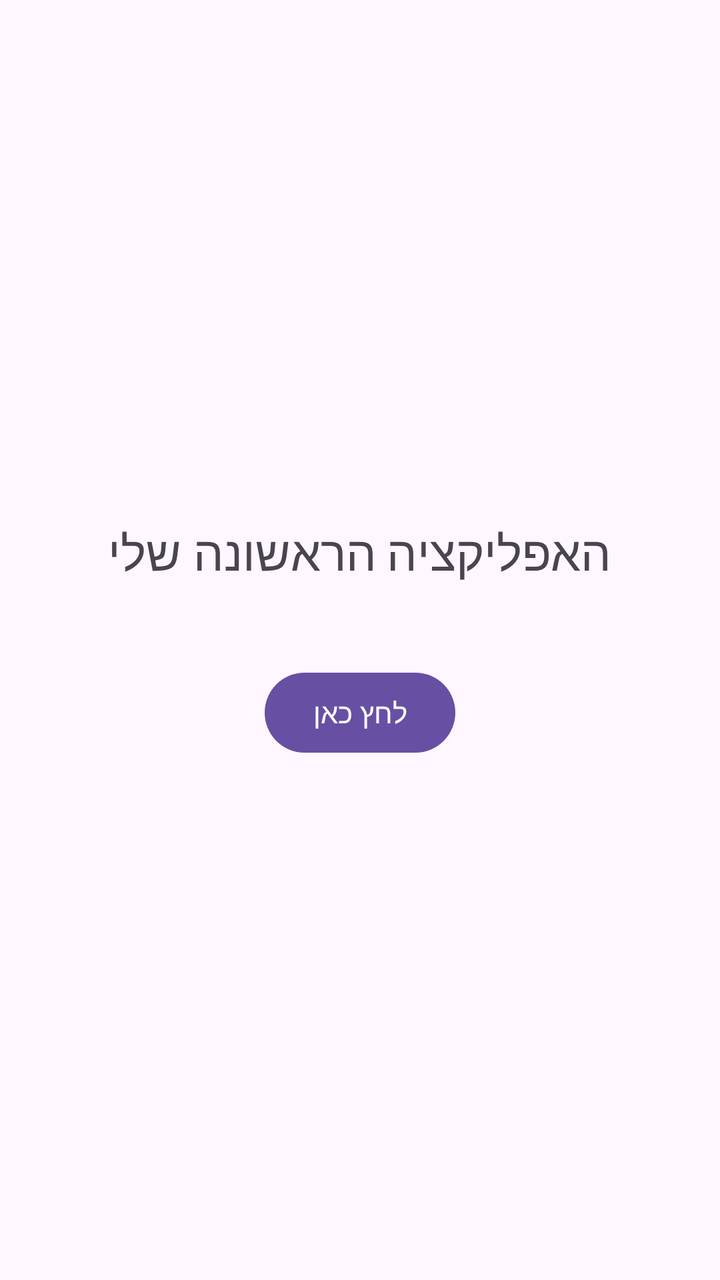
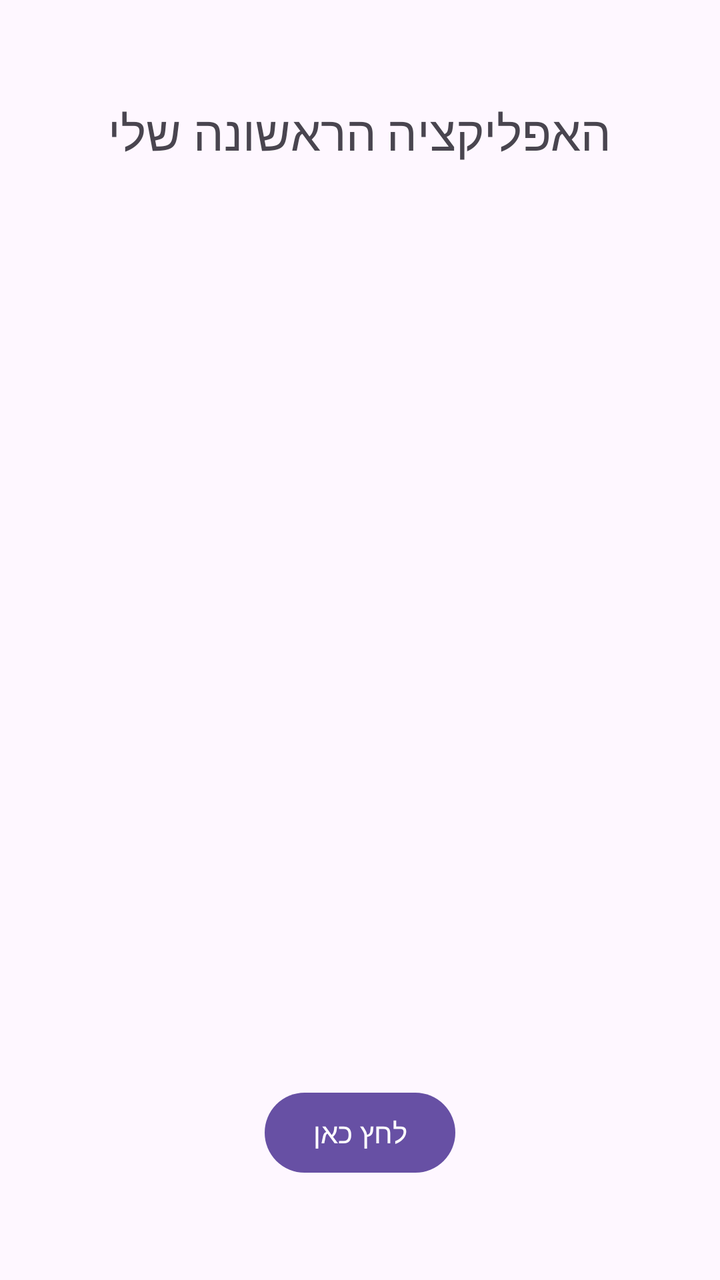

Two renders of the same Android screen: before a commit and after it. Below are the layout's source before the change and the commit's diff.
<!-- AndroidManifest.xml: application theme Theme.MyApplication -->
<!-- res/layout/activity_main.xml -->
<?xml version="1.0" encoding="utf-8"?>
<LinearLayout xmlns:android="http://schemas.android.com/apk/res/android"
    android:layout_width="match_parent"
    android:layout_height="match_parent"
    android:orientation="vertical"
    android:gravity="center"
    android:padding="16dp"
    android:id="@+id/main">


    <TextView
        android:id="@+id/btn_click_me"

    android:layout_width="wrap_content"
    android:layout_height="wrap_content"
    android:text="@string/my_message"
    android:textSize="24sp"
 />

<Button
android:id="@+id/btnClick"
android:layout_width="wrap_content"
android:layout_height="wrap_content"
android:layout_marginTop="40dp"
android:text="@string/click_here"
/>




    </LinearLayout>
<!-- resources referenced by this layout -->
<resources>
  <string name="click_here">לחץ כאן</string>
  <string name="my_message">האפליקציה הראשונה שלי</string>
  <style name="Theme.MyApplication" parent="Base.Theme.MyApplication" />
  <style name="Base.Theme.MyApplication" parent="Theme.Material3.DayNight.NoActionBar">
          
          
      </style>
</resources>

<!-- the commit's change to res/layout/activity_main.xml (unified diff, before → after) -->
@@ -21,7 +21,7 @@
 android:id="@+id/btnClick"
 android:layout_width="wrap_content"
 android:layout_height="wrap_content"
-android:layout_marginTop="40dp"
+android:layout_marginTop="460dp"
 android:text="@string/click_here"
 />
 
